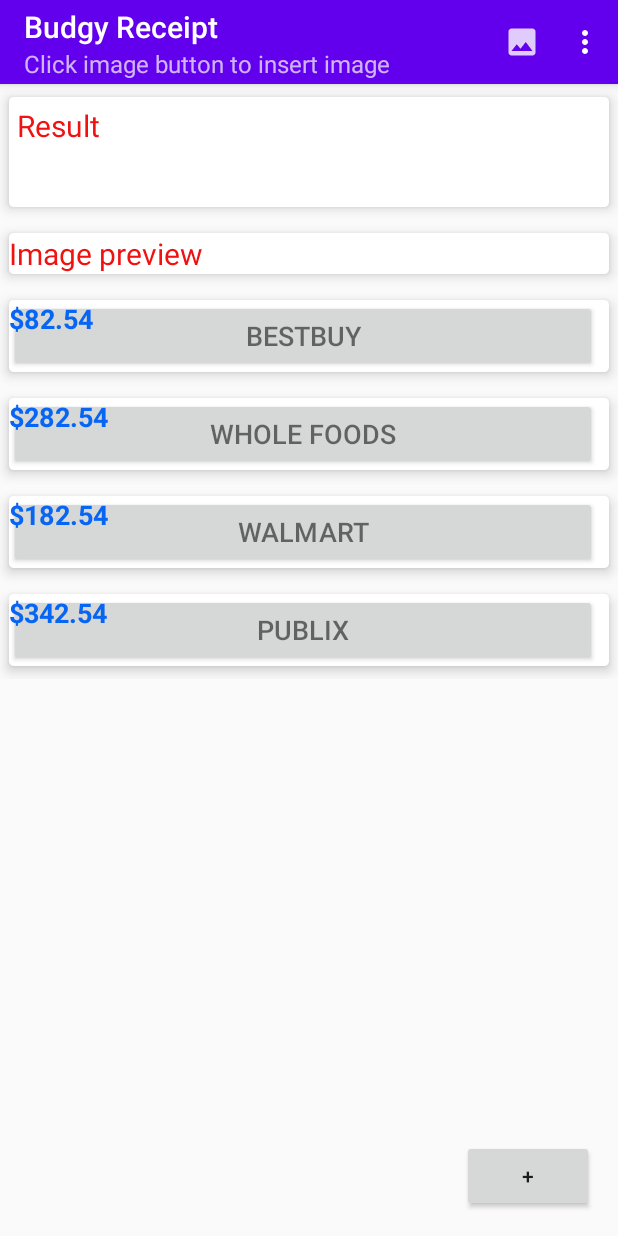
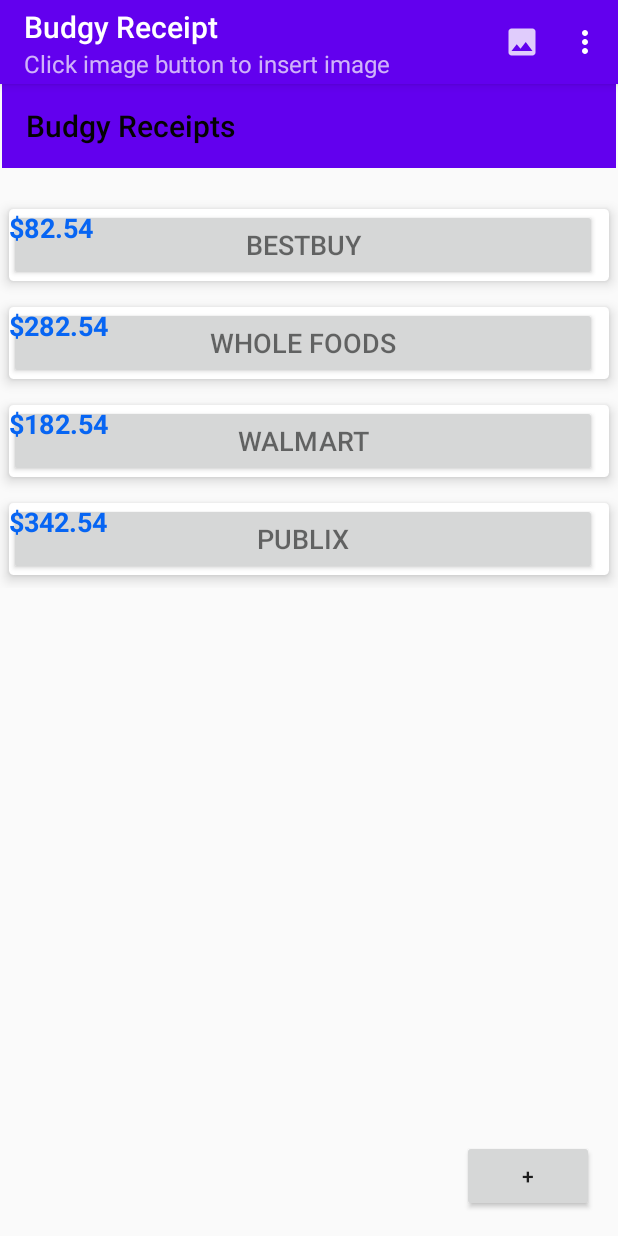
Before and after one commit to Gsoetan/BudgyReceipt, an Android app: the screen it shows after launch (MainActivity), on a phone screen of 412 x 824 dp. Run offline under Robolectric (Android 15) with nearby library versions, the phone set to English and light mode, and no system bars; libraries missing offline, so code that uses them is left out: com.google.android.gms, com.theartofdev.edmodo; pictures from the network do not load; 2 statements that could not run were skipped.

Commit message:
Add files via upload

```diff
--- a/BudgyReceipt/app/src/main/res/layout/activity_main.xml
+++ b/BudgyReceipt/app/src/main/res/layout/activity_main.xml
@@ -1,17 +1,20 @@
 <?xml version="1.0" encoding="utf-8"?>
+
 <androidx.constraintlayout.widget.ConstraintLayout xmlns:android="http://schemas.android.com/apk/res/android"
     xmlns:app="http://schemas.android.com/apk/res-auto"
     xmlns:tools="http://schemas.android.com/tools"
+    android:id="@+id/toolbar"
     android:layout_width="match_parent"
     android:layout_height="match_parent"
     tools:context=".MainActivity">
 
+
     <ScrollView
         android:layout_width="match_parent"
         android:layout_height="wrap_content"
-        app:layout_constraintEnd_toEndOf="parent"
-        app:layout_constraintStart_toStartOf="parent"
-        app:layout_constraintTop_toTopOf="parent">
+        android:layout_marginBottom="350dp"
+        app:layout_constraintBottom_toTopOf="@+id/home"
+        app:layout_constraintTop_toBottomOf="@+id/toolbar2">
 
         <LinearLayout
             android:layout_width="match_parent"
@@ -26,68 +29,10 @@
                 app:cardElevation="5dp"
                 app:cardUseCompatPadding="true">
 
-                <LinearLayout
-                    android:layout_width="match_parent"
-                    android:layout_height="wrap_content"
-                    android:orientation="vertical"
-                    android:padding="5dp">
-
-                    <TextView
-                        android:layout_width="match_parent"
-                        android:layout_height="wrap_content"
-                        android:text="Result"
-                        android:textColor="@color/red_text"
-                        android:textSize="20sp" />
-                    <!-- Where the resulting text will appear -->
-                    <EditText
-                        android:id="@+id/resultEt"
-                        android:layout_width="match_parent"
-                        android:layout_height="wrap_content"
-                        android:autoLink="all"
-                        android:background="@null"
-                        android:hint=""
-                        android:padding="5dp" />
-                </LinearLayout>
-            </androidx.cardview.widget.CardView>
-
-            <androidx.cardview.widget.CardView
-                android:layout_width="match_parent"
-                android:layout_height="wrap_content"
-                app:cardBackgroundColor="#fff"
-                app:cardCornerRadius="3dp"
-                app:cardElevation="5dp"
-                app:cardUseCompatPadding="true">
-
-                <LinearLayout
-                    android:layout_width="match_parent"
-                    android:layout_height="wrap_content"
-                    android:orientation="vertical">
-
-                    <TextView
-                        android:layout_width="match_parent"
-                        android:layout_height="wrap_content"
-                        android:text="Image preview"
-                        android:textColor="@color/red_text"
-                        android:textSize="20sp" />
-                    <!-- Where the image taken will display -->
-                    <ImageView
-                        android:id="@+id/imageIv"
-                        android:layout_width="wrap_content"
-                        android:layout_height="wrap_content"
-                        android:maxHeight="250dp" />
-                </LinearLayout>
-            </androidx.cardview.widget.CardView>
-            <androidx.cardview.widget.CardView
-            android:layout_width="match_parent"
-            android:layout_height="wrap_content"
-            app:cardBackgroundColor="#fff"
-            app:cardCornerRadius="3dp"
-            app:cardElevation="5dp"
-            app:cardUseCompatPadding="true">
-
                 <RelativeLayout
                     android:layout_width="fill_parent"
-                android:layout_height="match_parent" >
+                    android:layout_height="match_parent">
+
                     <FrameLayout
                         android:layout_width="match_parent"
                         android:layout_height="wrap_content"
@@ -117,6 +62,7 @@
 
                 </RelativeLayout>
             </androidx.cardview.widget.CardView>
+
             <androidx.cardview.widget.CardView
                 android:layout_width="match_parent"
                 android:layout_height="wrap_content"
@@ -127,7 +73,8 @@
 
                 <RelativeLayout
                     android:layout_width="fill_parent"
-                    android:layout_height="match_parent" >
+                    android:layout_height="match_parent">
+
                     <FrameLayout
                         android:layout_width="match_parent"
                         android:layout_height="wrap_content"
@@ -157,6 +104,7 @@
 
                 </RelativeLayout>
             </androidx.cardview.widget.CardView>
+
             <androidx.cardview.widget.CardView
                 android:layout_width="match_parent"
                 android:layout_height="wrap_content"
@@ -167,7 +115,8 @@
 
                 <RelativeLayout
                     android:layout_width="fill_parent"
-                    android:layout_height="match_parent" >
+                    android:layout_height="match_parent">
+
                     <FrameLayout
                         android:layout_width="match_parent"
                         android:layout_height="wrap_content"
@@ -197,6 +146,7 @@
 
                 </RelativeLayout>
             </androidx.cardview.widget.CardView>
+
             <androidx.cardview.widget.CardView
                 android:layout_width="match_parent"
                 android:layout_height="wrap_content"
@@ -207,7 +157,8 @@
 
                 <RelativeLayout
                     android:layout_width="fill_parent"
-                    android:layout_height="match_parent" >
+                    android:layout_height="match_parent">
+
                     <FrameLayout
                         android:layout_width="match_parent"
                         android:layout_height="wrap_content"
@@ -251,6 +202,18 @@
         app:layout_constraintHorizontal_bias="0.95"
         app:layout_constraintStart_toStartOf="parent" />
 
+    <androidx.appcompat.widget.Toolbar
+        android:id="@+id/toolbar2"
+        android:layout_width="409dp"
+        android:layout_height="wrap_content"
+        android:background="?attr/colorPrimary"
+        android:minHeight="?attr/actionBarSize"
+        android:theme="?attr/actionBarTheme"
+        app:layout_constraintEnd_toEndOf="parent"
+        app:layout_constraintStart_toStartOf="parent"
+        app:layout_constraintTop_toTopOf="parent"
+        app:title="Budgy Receipts"
+        app:titleTextColor="#040303" />
 
 
 </androidx.constraintlayout.widget.ConstraintLayout>
```
Lines whose indentation alone changed are shown as unchanged.
